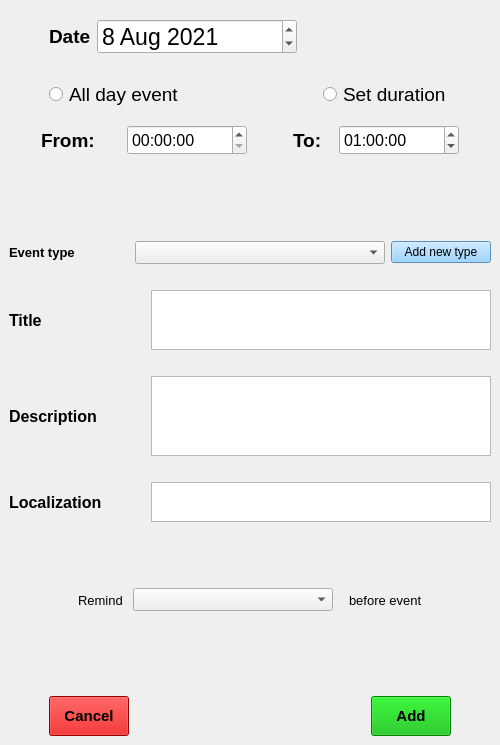
Qt form GUI/Autogenerated/AGNewEventW.ui (Klaudia-24/Harmonogram) before a commit.
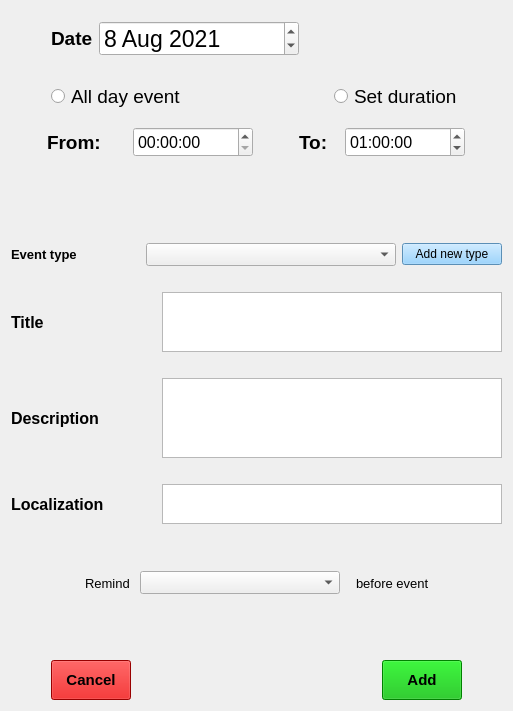
The same form after that commit.

```diff
--- a/GUI/Autogenerated/AGNewEventW.ui
+++ b/GUI/Autogenerated/AGNewEventW.ui
@@ -1,25 +1,18 @@
 <?xml version="1.0" encoding="UTF-8"?>
 <ui version="4.0">
- <class>NewEventWindow</class>
- <widget class="QMainWindow" name="NewEventWindow">
+ <class>Form</class>
+ <widget class="QWidget" name="Form">
   <property name="geometry">
    <rect>
     <x>0</x>
     <y>0</y>
-    <width>500</width>
-    <height>745</height>
+    <width>513</width>
+    <height>711</height>
    </rect>
   </property>
-  <property name="minimumSize">
-   <size>
-    <width>0</width>
-    <height>0</height>
-   </size>
-  </property>
   <property name="windowTitle">
    <string>New Event</string>
   </property>
-  <widget class="QWidget" name="centralwidget">
    <layout class="QGridLayout" name="gridLayout">
     <item row="0" column="0">
      <layout class="QVBoxLayout" name="verticalLayout" stretch="0,1,0,1,0,1,0,1,0,1,0,1,0,1,0,1,1,1">
@@ -858,7 +851,6 @@
      </layout>
     </item>
    </layout>
-  </widget>
  </widget>
  <resources/>
  <connections/>
```
Left out of the diff: 2 changed lines with no effect on the pictures. Lines whose indentation alone changed are shown as unchanged.
